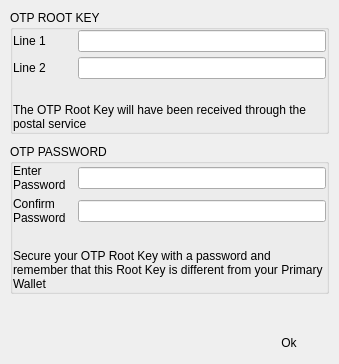
This is BlockSettleUILib/OTPImportDialog.ui in BlockSettle/terminal as Qt 5 draws it before an edit. The edited form follows.
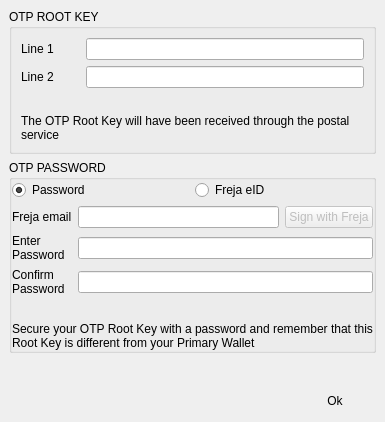
This is the edited form. Icons and pictures are not drawn.

Commit message: Modified UI in OTP import dialog to support Freja.

```diff
--- a/BlockSettleUILib/OTPImportDialog.ui
+++ b/BlockSettleUILib/OTPImportDialog.ui
@@ -6,8 +6,8 @@
    <rect>
     <x>0</x>
     <y>0</y>
-    <width>339</width>
-    <height>364</height>
+    <width>385</width>
+    <height>422</height>
    </rect>
   </property>
   <property name="sizePolicy">
@@ -27,9 +27,6 @@
    <bool>false</bool>
   </property>
   <layout class="QVBoxLayout" name="verticalLayout_4">
-   <property name="spacing">
-    <number>0</number>
-   </property>
    <property name="leftMargin">
     <number>0</number>
    </property>
@@ -43,50 +40,31 @@
     <number>0</number>
    </property>
    <item>
-    <widget class="QWidget" name="verticalWidget" native="true">
-     <property name="minimumSize">
-      <size>
-       <width>0</width>
-       <height>200</height>
-      </size>
-     </property>
-     <layout class="QVBoxLayout" name="verticalLayout_5">
-      <property name="spacing">
-       <number>10</number>
-      </property>
+    <layout class="QVBoxLayout" name="verticalLayout_3">
       <property name="leftMargin">
-       <number>10</number>
+      <number>9</number>
       </property>
       <property name="topMargin">
-       <number>10</number>
+      <number>9</number>
       </property>
       <property name="rightMargin">
-       <number>10</number>
+      <number>9</number>
       </property>
       <property name="bottomMargin">
-       <number>10</number>
+      <number>9</number>
       </property>
       <item>
        <widget class="QGroupBox" name="groupBox">
+       <property name="sizePolicy">
+        <sizepolicy hsizetype="Preferred" vsizetype="Expanding">
+         <horstretch>0</horstretch>
+         <verstretch>0</verstretch>
+        </sizepolicy>
+       </property>
         <property name="title">
          <string>OTP ROOT KEY</string>
         </property>
         <layout class="QVBoxLayout" name="verticalLayout_2">
-         <property name="spacing">
-          <number>5</number>
-         </property>
-         <property name="leftMargin">
-          <number>0</number>
-         </property>
-         <property name="topMargin">
-          <number>0</number>
-         </property>
-         <property name="rightMargin">
-          <number>0</number>
-         </property>
-         <property name="bottomMargin">
-          <number>0</number>
-         </property>
          <item>
           <widget class="QWidget" name="horizontalWidget_2" native="true">
            <property name="minimumSize">
@@ -216,28 +194,7 @@
         <property name="title">
          <string>OTP PASSWORD</string>
         </property>
-        <layout class="QVBoxLayout" name="verticalLayout_3">
-         <property name="spacing">
-          <number>5</number>
-         </property>
-         <property name="leftMargin">
-          <number>0</number>
-         </property>
-         <property name="topMargin">
-          <number>0</number>
-         </property>
-         <property name="rightMargin">
-          <number>0</number>
-         </property>
-         <property name="bottomMargin">
-          <number>0</number>
-         </property>
-         <item>
-          <widget class="QWidget" name="widget_3" native="true">
            <layout class="QVBoxLayout" name="verticalLayout">
-            <property name="spacing">
-             <number>5</number>
-            </property>
             <property name="leftMargin">
              <number>0</number>
             </property>
@@ -258,10 +215,45 @@
                 <height>0</height>
                </size>
               </property>
+          <layout class="QHBoxLayout" name="horizontalLayout_8">
+           <property name="spacing">
+            <number>5</number>
+           </property>
+           <property name="leftMargin">
+            <number>0</number>
+           </property>
+           <property name="topMargin">
+            <number>0</number>
+           </property>
+           <property name="rightMargin">
+            <number>0</number>
+           </property>
+           <property name="bottomMargin">
+            <number>0</number>
+           </property>
+           <item>
+            <widget class="QRadioButton" name="radioButtonPassword">
+             <property name="text">
+              <string>Password</string>
+             </property>
+             <property name="checked">
+              <bool>true</bool>
+             </property>
+            </widget>
+           </item>
+           <item>
+            <widget class="QRadioButton" name="radioButtonFreja">
+             <property name="text">
+              <string>Freja eID</string>
+             </property>
+            </widget>
+           </item>
+          </layout>
+         </widget>
+        </item>
+        <item>
+         <widget class="QWidget" name="frejaWidget" native="true">
               <layout class="QHBoxLayout" name="horizontalLayout_4">
-               <property name="spacing">
-                <number>5</number>
-               </property>
                <property name="leftMargin">
                 <number>0</number>
                </property>
@@ -275,7 +267,67 @@
                 <number>0</number>
                </property>
                <item>
-                <widget class="QLabel" name="label_3">
+            <widget class="QLabel" name="labelFreja">
+             <property name="minimumSize">
+              <size>
+               <width>60</width>
+               <height>0</height>
+              </size>
+             </property>
+             <property name="maximumSize">
+              <size>
+               <width>60</width>
+               <height>16777215</height>
+              </size>
+             </property>
+             <property name="text">
+              <string>Freja email</string>
+             </property>
+             <property name="wordWrap">
+              <bool>true</bool>
+             </property>
+            </widget>
+           </item>
+           <item>
+            <widget class="QLineEdit" name="lineEditFrejaId">
+             <property name="echoMode">
+              <enum>QLineEdit::Normal</enum>
+             </property>
+            </widget>
+           </item>
+           <item>
+            <widget class="QPushButton" name="pushButtonFreja">
+             <property name="enabled">
+              <bool>false</bool>
+             </property>
+             <property name="text">
+              <string>Sign with Freja</string>
+             </property>
+             <property name="autoDefault">
+              <bool>false</bool>
+             </property>
+            </widget>
+           </item>
+          </layout>
+         </widget>
+        </item>
+        <item>
+         <widget class="QWidget" name="pwdWidget" native="true">
+          <layout class="QGridLayout" name="gridLayout">
+           <property name="leftMargin">
+            <number>0</number>
+           </property>
+           <property name="topMargin">
+            <number>0</number>
+           </property>
+           <property name="rightMargin">
+            <number>0</number>
+           </property>
+           <property name="bottomMargin">
+            <number>0</number>
+           </property>
+           <item row="0" column="0">
+            <widget class="QLabel" name="labelPwd">
                  <property name="minimumSize">
                   <size>
                    <width>60</width>
@@ -296,42 +348,15 @@
                  </property>
                 </widget>
                </item>
-               <item>
+           <item row="0" column="1">
                 <widget class="QLineEdit" name="lineEditPwd1">
                  <property name="echoMode">
                   <enum>QLineEdit::Password</enum>
                  </property>
                 </widget>
                </item>
-              </layout>
-             </widget>
-            </item>
-            <item>
-             <widget class="QWidget" name="horizontalWidget" native="true">
-              <property name="minimumSize">
-               <size>
-                <width>0</width>
-                <height>0</height>
-               </size>
-              </property>
-              <layout class="QHBoxLayout" name="horizontalLayout_5">
-               <property name="spacing">
-                <number>5</number>
-               </property>
-               <property name="leftMargin">
-                <number>0</number>
-               </property>
-               <property name="topMargin">
-                <number>0</number>
-               </property>
-               <property name="rightMargin">
-                <number>0</number>
-               </property>
-               <property name="bottomMargin">
-                <number>0</number>
-               </property>
-               <item>
-                <widget class="QLabel" name="label_4">
+           <item row="1" column="0">
+            <widget class="QLabel" name="labelPwdConfirm">
                  <property name="minimumSize">
                   <size>
                    <width>60</width>
@@ -352,7 +377,7 @@
                  </property>
                 </widget>
                </item>
-               <item>
+           <item row="1" column="1">
                 <widget class="QLineEdit" name="lineEditPwd2">
                  <property name="echoMode">
                   <enum>QLineEdit::Password</enum>
@@ -389,10 +414,6 @@
           </widget>
          </item>
         </layout>
-       </widget>
-      </item>
-     </layout>
-    </widget>
    </item>
    <item>
     <spacer name="verticalSpacer_2">
```
Left out of the diff: 5 changed lines with no effect on the pictures. Lines whose indentation alone changed are shown as unchanged. The commit also changes 4 other files.
